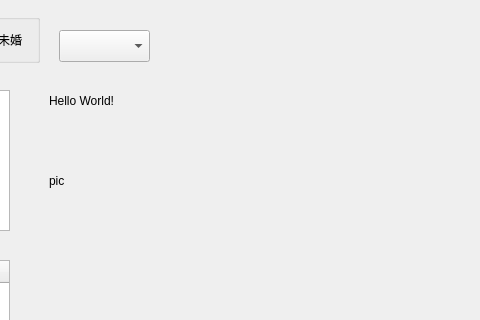
Old version of the form mainwindow.ui in the repository tekintian/qt-common-controls-demo; both pictures show x 241 to 721 and y 0 to 320 of the 721 by 680 pixel window.
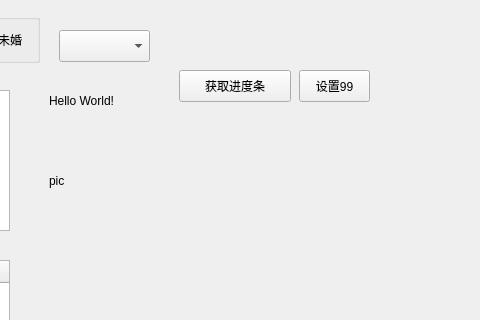
New version of the form. Custom widgets are drawn as their Qt base class.

Diff of the .ui file:
```diff
--- a/mainwindow.ui
+++ b/mainwindow.ui
@@ -307,10 +307,36 @@
       <x>410</x>
       <y>-10</y>
       <width>298</width>
-      <height>82</height>
+      <height>81</height>
      </rect>
     </property>
    </widget>
+   <widget class="QPushButton" name="pushButton_getApi">
+    <property name="geometry">
+     <rect>
+      <x>420</x>
+      <y>70</y>
+      <width>112</width>
+      <height>32</height>
+     </rect>
+    </property>
+    <property name="text">
+     <string>获取进度条</string>
+    </property>
+   </widget>
+   <widget class="QPushButton" name="pushButton_setApi">
+    <property name="geometry">
+     <rect>
+      <x>540</x>
+      <y>70</y>
+      <width>71</width>
+      <height>32</height>
+     </rect>
+    </property>
+    <property name="text">
+     <string>设置99</string>
+    </property>
+   </widget>
   </widget>
   <widget class="QMenuBar" name="menubar">
    <property name="geometry">
```
Left out of the diff: 5 changed lines with no effect on the pictures.
